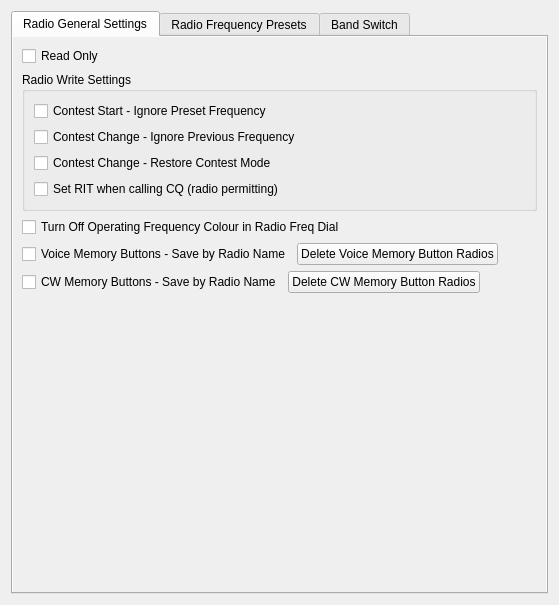
Before: the Qt Designer form mqt/MqtLogger/radiosettingdialog.ui in Rsclub22/Minos2-Mirror, drawn with Qt 5.
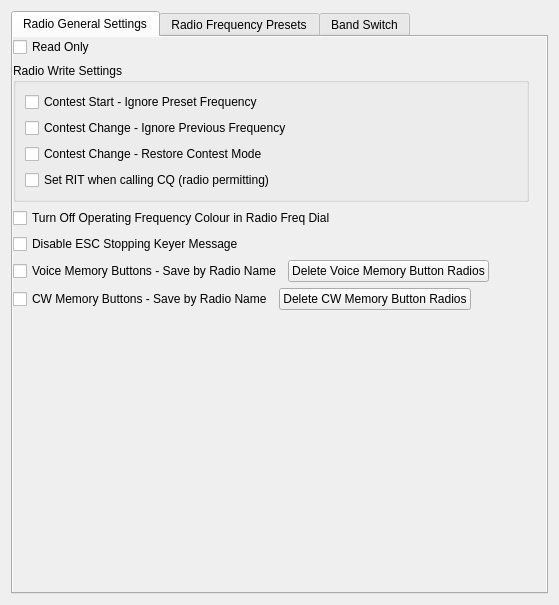
After: the same form once the commit is applied.

Commit message: add option to disable the ESC key stopping a keyer message when playing. SEtting is checkbox in RadioSettings dialog

The edit to the form file:
```diff
--- a/mqt/MqtLogger/radiosettingdialog.ui
+++ b/mqt/MqtLogger/radiosettingdialog.ui
@@ -29,8 +29,7 @@
       <attribute name="title">
        <string>Radio General Settings</string>
       </attribute>
-      <layout class="QVBoxLayout" name="verticalLayout_7">
-       <item>
+      <widget class="QWidget" name="">
         <layout class="QVBoxLayout" name="verticalLayout_4">
          <item>
           <layout class="QVBoxLayout" name="verticalLayout_9">
@@ -87,6 +86,13 @@
            </property>
           </widget>
          </item>
+        <item>
+         <widget class="QCheckBox" name="disableESCKeyKeyerChkBox">
+          <property name="text">
+           <string>Disable ESC Stopping Keyer Message</string>
+          </property>
+         </widget>
+        </item>
          <item>
           <layout class="QHBoxLayout" name="horizontalLayout_5">
            <item>
@@ -150,21 +156,7 @@
           </layout>
          </item>
         </layout>
-       </item>
-       <item>
-        <spacer name="verticalSpacer">
-         <property name="orientation">
-          <enum>Qt::Vertical</enum>
-         </property>
-         <property name="sizeHint" stdset="0">
-          <size>
-           <width>358</width>
-           <height>18</height>
-          </size>
-         </property>
-        </spacer>
-       </item>
-      </layout>
+      </widget>
      </widget>
      <widget class="QWidget" name="radioFreqPresetsTab">
       <property name="autoFillBackground">
```
Lines whose indentation alone changed are shown as unchanged. The commit also changes 6 other files.
